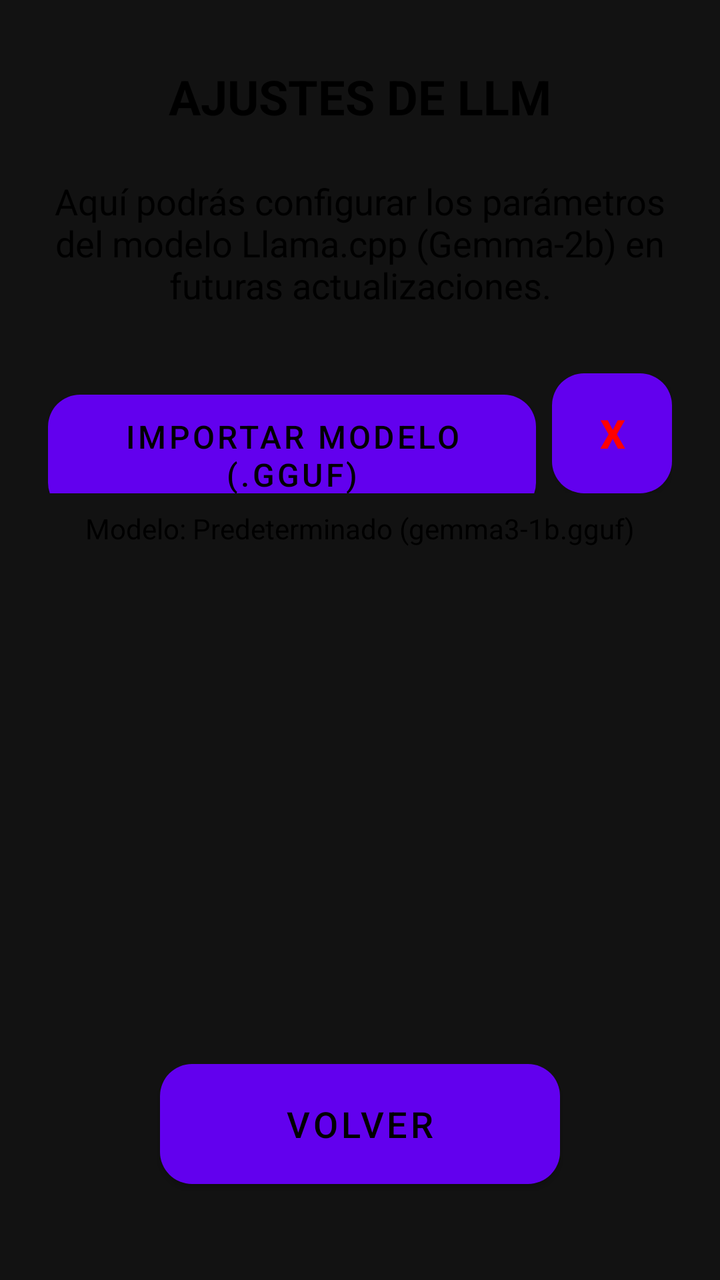
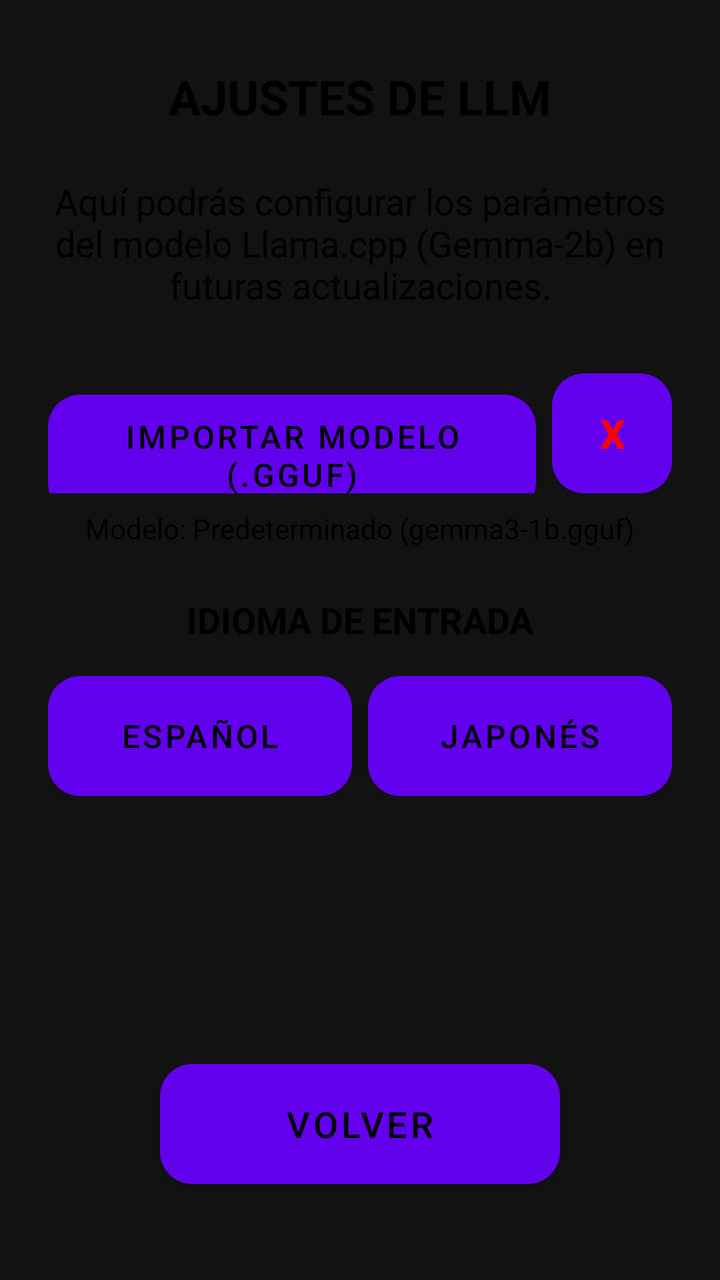

An Android layout rendered at two revisions. The XML below is the earlier revision; the diff shows what the commit changed to produce the second picture.
<!-- AndroidManifest.xml: application theme Theme.Lets -->
<!-- res/layout/settings_menu.xml -->
<?xml version="1.0" encoding="utf-8"?>
<androidx.constraintlayout.widget.ConstraintLayout xmlns:android="http://schemas.android.com/apk/res/android"
    xmlns:app="http://schemas.android.com/apk/res-auto"
    android:layout_width="match_parent"
    android:layout_height="match_parent"
    android:background="@color/main_background"
    android:clickable="true"
    android:focusable="true">

    <TextView
        android:id="@+id/settings_title"
        android:layout_width="wrap_content"
        android:layout_height="wrap_content"
        android:layout_marginTop="32dp"
        android:text="AJUSTES DE LLM"
        android:textColor="@color/black"
        android:textSize="24sp"
        android:textStyle="bold"
        app:layout_constraintEnd_toEndOf="parent"
        app:layout_constraintStart_toStartOf="parent"
        app:layout_constraintTop_toTopOf="parent" />

    <TextView
        android:id="@+id/settings_content"
        android:layout_width="0dp"
        android:layout_height="wrap_content"
        android:layout_margin="24dp"
        android:text="Aquí podrás configurar los parámetros del modelo Llama.cpp (Gemma-2b) en futuras actualizaciones."
        android:textColor="@color/black"
        android:textSize="18sp"
        android:gravity="center"
        app:layout_constraintEnd_toEndOf="parent"
        app:layout_constraintStart_toStartOf="parent"
        app:layout_constraintTop_toBottomOf="@id/settings_title" />

    <LinearLayout
        android:id="@+id/llm_model_container"
        android:layout_width="0dp"
        android:layout_height="wrap_content"
        android:layout_marginTop="32dp"
        android:layout_marginStart="24dp"
        android:layout_marginEnd="24dp"
        android:orientation="horizontal"
        app:layout_constraintEnd_toEndOf="parent"
        app:layout_constraintStart_toStartOf="parent"
        app:layout_constraintTop_toBottomOf="@id/settings_content">

        <Button
            android:id="@+id/btn_import_model"
            android:layout_width="0dp"
            android:layout_height="60dp"
            android:layout_weight="1"
            android:background="@drawable/panel_background"
            android:text="IMPORTAR MODELO (.GGUF)"
            android:textColor="@color/black"
            android:textSize="16sp" />

        <Button
            android:id="@+id/btn_clear_model"
            android:layout_width="60dp"
            android:layout_height="60dp"
            android:layout_marginStart="8dp"
            android:background="@drawable/panel_background"
            android:text="X"
            android:textColor="@color/red"
            android:textSize="20sp"
            android:textStyle="bold" />
    </LinearLayout>

    <TextView
        android:id="@+id/tv_model_status"
        android:layout_width="wrap_content"
        android:layout_height="wrap_content"
        android:layout_marginTop="8dp"
        android:text="Modelo: Predeterminado (gemma3-1b.gguf)"
        android:textColor="@color/black"
        android:textSize="14sp"
        app:layout_constraintEnd_toEndOf="parent"
        app:layout_constraintStart_toStartOf="parent"
        app:layout_constraintTop_toBottomOf="@id/llm_model_container" />

    <Button
        android:id="@+id/btn_back_settings"
        android:layout_width="200dp"
        android:layout_height="60dp"
        android:layout_marginBottom="48dp"
        android:background="@drawable/panel_background"
        android:text="VOLVER"
        android:textColor="@color/black"
        android:textSize="18sp"
        app:layout_constraintBottom_toBottomOf="parent"
        app:layout_constraintEnd_toEndOf="parent"
        app:layout_constraintStart_toStartOf="parent" />

</androidx.constraintlayout.widget.ConstraintLayout>
<!-- resources referenced by this layout -->
<resources>
  <color name="black">#FF000000</color>
  <color name="main_background">#121212</color>
  <color name="red">#FF0000</color>
  <!-- drawable panel_background (drawable) -->
  <?xml version="1.0" encoding="utf-8"?>
  <shape xmlns:android="http://schemas.android.com/apk/res/android">
      <solid android:color="@color/panel_background" />
      <corners android:radius="16dp" />
  </shape>
  <style name="Theme.Lets" parent="Theme.MaterialComponents.DayNight.NoActionBar">
          
          <item name="colorPrimary">@color/purple_500</item>
          <item name="colorPrimaryVariant">@color/purple_700</item>
          <item name="colorOnPrimary">@color/white</item>
          
          <item name="colorSecondary">@color/teal_200</item>
          <item name="colorSecondaryVariant">@color/teal_700</item>
          <item name="colorOnSecondary">@color/black</item>
          
          <item name="android:statusBarColor">?attr/colorPrimaryVariant</item>
          
      </style>
  <color name="panel_background">#3700B3</color>
  <color name="purple_500">#FF6200EE</color>
  <color name="purple_700">#FF3700B3</color>
  <color name="white">#FFFFFFFF</color>
  <color name="teal_200">#FF03DAC5</color>
  <color name="teal_700">#FF018786</color>
</resources>

<!-- the commit's change to res/layout/settings_menu.xml (unified diff, before → after) -->
@@ -79,6 +79,53 @@
         app:layout_constraintStart_toStartOf="parent"
         app:layout_constraintTop_toBottomOf="@id/llm_model_container" />
 
+    <TextView
+        android:id="@+id/tv_language_title"
+        android:layout_width="wrap_content"
+        android:layout_height="wrap_content"
+        android:layout_marginTop="24dp"
+        android:text="IDIOMA DE ENTRADA"
+        android:textColor="@color/black"
+        android:textSize="18sp"
+        android:textStyle="bold"
+        app:layout_constraintEnd_toEndOf="parent"
+        app:layout_constraintStart_toStartOf="parent"
+        app:layout_constraintTop_toBottomOf="@id/tv_model_status" />
+
+    <LinearLayout
+        android:id="@+id/language_selector_container"
+        android:layout_width="0dp"
+        android:layout_height="wrap_content"
+        android:layout_marginTop="16dp"
+        android:layout_marginStart="24dp"
+        android:layout_marginEnd="24dp"
+        android:orientation="horizontal"
+        app:layout_constraintEnd_toEndOf="parent"
+        app:layout_constraintStart_toStartOf="parent"
+        app:layout_constraintTop_toBottomOf="@id/tv_language_title">
+
+        <Button
+            android:id="@+id/btn_lang_spanish"
+            android:layout_width="0dp"
+            android:layout_height="60dp"
+            android:layout_weight="1"
+            android:background="@drawable/panel_background"
+            android:text="ESPAÑOL"
+            android:textColor="@color/black"
+            android:textSize="16sp" />
+
+        <Button
+            android:id="@+id/btn_lang_japanese"
+            android:layout_width="0dp"
+            android:layout_height="60dp"
+            android:layout_weight="1"
+            android:layout_marginStart="8dp"
+            android:background="@drawable/panel_background"
+            android:text="JAPONÉS"
+            android:textColor="@color/black"
+            android:textSize="16sp" />
+    </LinearLayout>
+
     <Button
         android:id="@+id/btn_back_settings"
         android:layout_width="200dp"
